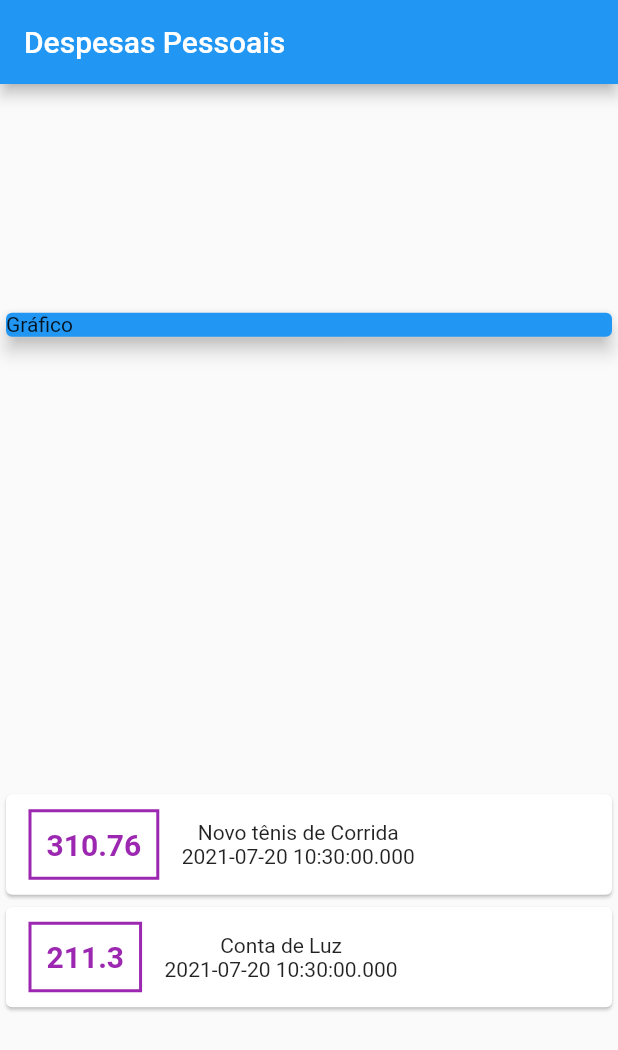
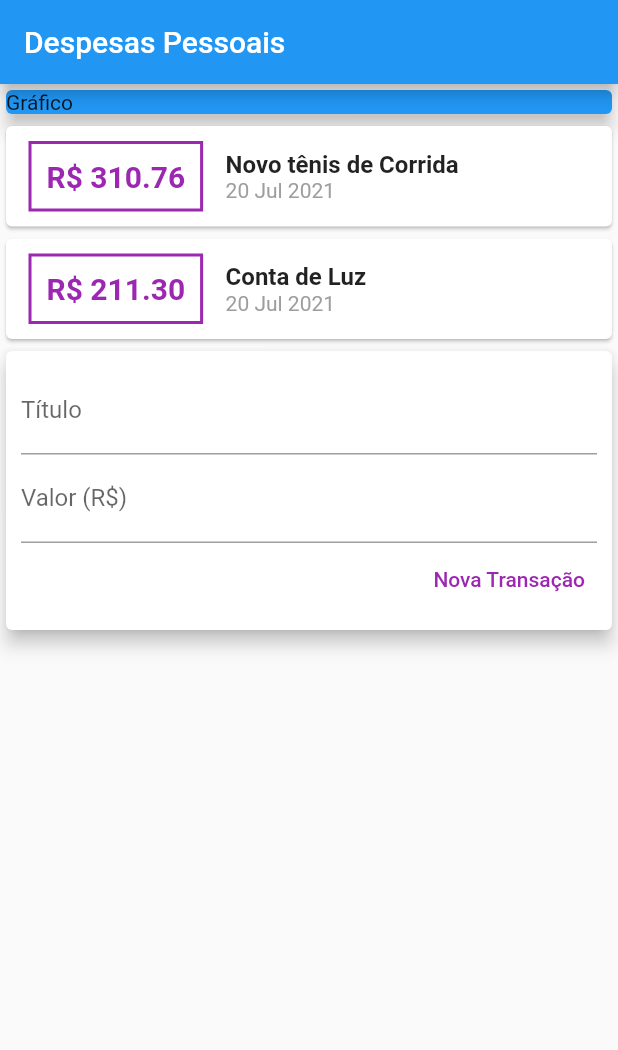
Before and after one commit to andrelgirao22/my-expenses, a Flutter app: the screen it shows after launch, on a phone screen of 412 x 824 dp. Shown: the top 1050 px of the screen. Run offline on Flutter 3.47's test engine with Material 2 defaults, Android fonts, the phone set to English and light mode, and no system bars.

Commit message:
refatorando main para outros 3 componentes

```diff
--- /dev/null
+++ b/lib/components/transaction_form.dart
@@ -0,0 +1,45 @@
+import 'package:flutter/cupertino.dart';
+import 'package:flutter/material.dart';
+
+class TransactionForm extends StatelessWidget {
+  final titleController = TextEditingController();
+  final valueController = TextEditingController();
+
+  @override
+  Widget build(BuildContext context) {
+    return Card(
+      elevation: 5,
+      child: Padding(
+        padding: const EdgeInsets.all(10),
+        child: Column(
+          children: [
+            TextField(
+              controller: titleController,
+              decoration: InputDecoration(
+                labelText: 'Título',
+              ),
+            ),
+            TextField(
+              controller: valueController,
+              decoration: InputDecoration(
+                labelText: 'Valor (R\$)',
+              ),
+            ),
+            Row(
+              mainAxisAlignment: MainAxisAlignment.end,
+              children: [
+                TextButton(
+                  onPressed: () {},
+                  style: ButtonStyle(
+                      foregroundColor:
+                          MaterialStateProperty.all<Color>(Colors.purple)),
+                  child: Text('Nova Transação'),
+                ),
+              ],
+            )
+          ],
+        ),
+      ),
+    );
+  }
+}
--- /dev/null
+++ b/lib/components/transaction_list.dart
@@ -0,0 +1,53 @@
+import 'package:expenses/models/transaction.dart';
+import 'package:flutter/cupertino.dart';
+import 'package:flutter/material.dart';
+import 'package:intl/intl.dart';
+
+class TransactionList extends StatelessWidget {
+  final List<Transaction> transations;
+
+  TransactionList(this.transations);
+
+  @override
+  Widget build(BuildContext context) {
+    return Column(
+      children: transations.map((tr) {
+        return Card(
+          child: Row(
+            children: [
+              Container(
+                margin: EdgeInsets.symmetric(horizontal: 15, vertical: 10),
+                decoration: BoxDecoration(
+                    border: Border.all(color: Colors.purple, width: 2)),
+                padding: EdgeInsets.all(10),
+                child: Text(
+                  'R\$ ${tr.value.toStringAsFixed(2)}',
+                  style: TextStyle(
+                      fontWeight: FontWeight.bold,
+                      fontSize: 20,
+                      color: Colors.purple),
+                ),
+              ),
+              Column(
+                crossAxisAlignment: CrossAxisAlignment.start,
+                children: [
+                  Text(
+                    tr.title,
+                    style: TextStyle(
+                      fontSize: 16,
+                      fontWeight: FontWeight.bold,
+                    ),
+                  ),
+                  Text(
+                    DateFormat('d MMM y').format(tr.date),
+                    style: TextStyle(color: Colors.grey),
+                  )
+                ],
+              )
+            ],
+          ),
+        );
+      }).toList(),
+    );
+  }
+}
--- /dev/null
+++ b/lib/components/transation_user.dart
@@ -0,0 +1,34 @@
+import 'package:expenses/components/transaction_form.dart';
+import 'package:expenses/components/transaction_list.dart';
+import 'package:flutter/cupertino.dart';
+import '../models/transaction.dart';
+
+class TransactionUser extends StatefulWidget {
+  @override
+  _TransactionUserState createState() => _TransactionUserState();
+}
+
+class _TransactionUserState extends State<TransactionUser> {
+  final _transations = [
+    Transaction(
+        id: 't1',
+        title: 'Novo tênis de Corrida',
+        value: 310.76,
+        date: DateTime.now()),
+    Transaction(
+      id: 't2',
+      title: 'Conta de Luz',
+      value: 211.30,
+      date: DateTime.now(),
+    ),
+  ];
+  @override
+  Widget build(BuildContext context) {
+    return Column(
+      children: [
+        TransactionList(_transations),
+        TransactionForm(),
+      ],
+    );
+  }
+}
--- a/lib/main.dart
+++ b/lib/main.dart
@@ -1,4 +1,4 @@
-import 'package:expenses/models/transaction.dart';
+import 'package:expenses/components/transation_user.dart';
 import 'package:flutter/material.dart';
 
 main() => runApp(ExpensesApp());
@@ -12,16 +12,6 @@ class ExpensesApp extends StatelessWidget {
 }
 
 class MyHomePage extends StatelessWidget {
-  final _transations = [
-    Transaction(
-        id: 't1',
-        title: 'Novo tênis de Corrida',
-        value: 310.76,
-        date: DateTime.now()),
-    Transaction(
-        id: 't2', title: 'Conta de Luz', value: 211.30, date: DateTime.now()),
-  ];
-
   @override
   Widget build(BuildContext context) {
     return Scaffold(
@@ -29,7 +19,6 @@ class MyHomePage extends StatelessWidget {
         title: Text('Despesas Pessoais'),
       ),
       body: Column(
-        mainAxisAlignment: MainAxisAlignment.spaceAround,
         crossAxisAlignment: CrossAxisAlignment.stretch,
         children: <Widget>[
           Container(
@@ -39,33 +28,7 @@ class MyHomePage extends StatelessWidget {
               elevation: 5,
             ),
           ),
-          Column(
-            children: _transations.map((tr) {
-              return Card(
-                child: Row(
-                  children: [
-                    Container(
-                      margin:
-                          EdgeInsets.symmetric(horizontal: 15, vertical: 10),
-                      decoration: BoxDecoration(
-                          border: Border.all(color: Colors.purple, width: 2)),
-                      padding: EdgeInsets.all(10),
-                      child: Text(
-                        tr.value.toString(),
-                        style: TextStyle(
-                            fontWeight: FontWeight.bold,
-                            fontSize: 20,
-                            color: Colors.purple),
-                      ),
-                    ),
-                    Column(
-                      children: [Text(tr.title), Text(tr.date.toString())],
-                    )
-                  ],
-                ),
-              );
-            }).toList(),
-          )
+          TransactionUser(),
         ],
       ),
     );
--- a/pubspec.yaml
+++ b/pubspec.yaml
@@ -28,6 +28,7 @@ dependencies:
   # The following adds the Cupertino Icons font to your application.
   # Use with the CupertinoIcons class for iOS style icons.
   cupertino_icons: ^1.0.2
+  intl: ^0.17.0
 
 dev_dependencies:
   flutter_test:
```
Also changed, not shown: pubspec.lock.
